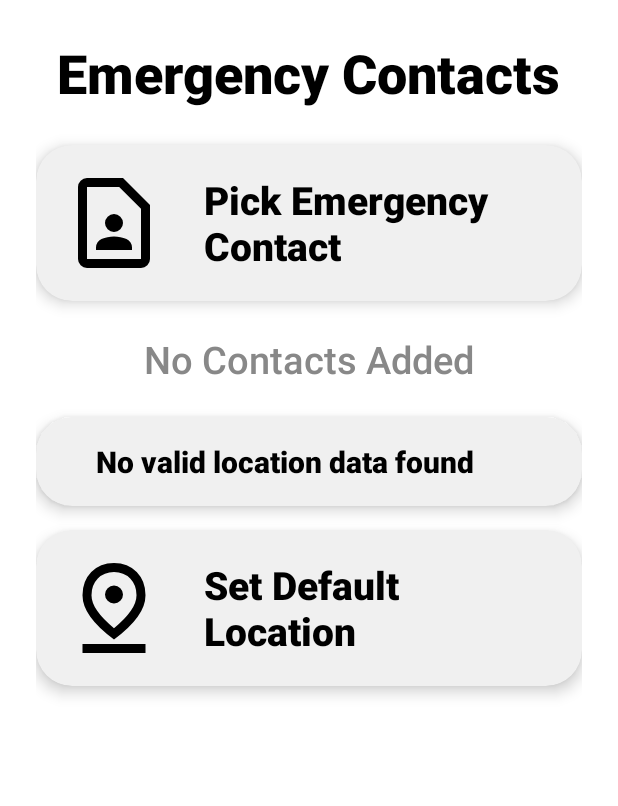
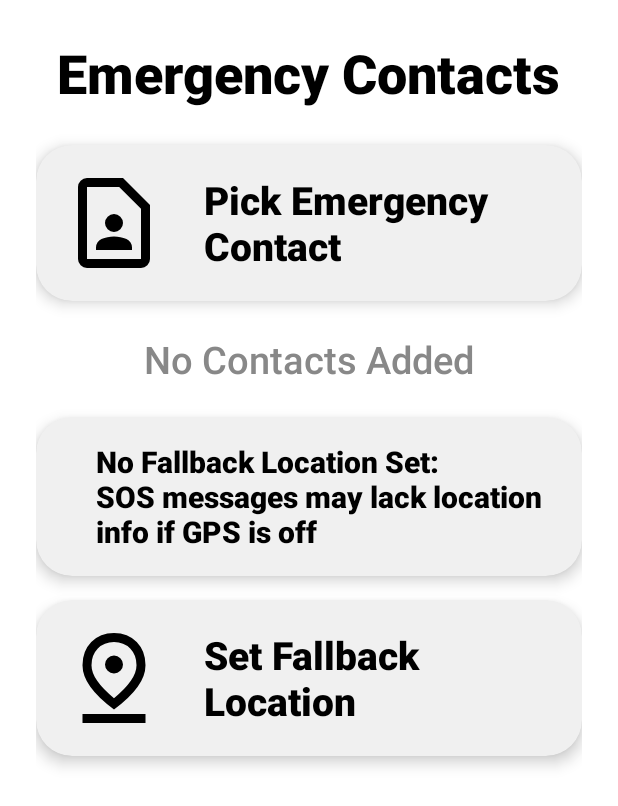
Before and after one commit to gamehackerever/android_app_elderCare_launcher, an Android app built with Jetpack Compose: the EditContactsAct screen opened directly, with no data from a screen before it, on a phone screen of 412 x 824 dp. Shown: the top 806 px of the screen. Run offline under Robolectric (Android 15) with nearby library versions, the phone set to English and light mode, and no system bars.

Commit message:
app: Give better understanding about Default Location - Default location -> Fallback locaton - Fallback makes more sense - Don't hardcode the textView

```diff
--- a/app/src/main/java/com/srinand/induction/EditContactsAct.kt
+++ b/app/src/main/java/com/srinand/induction/EditContactsAct.kt
@@ -90,12 +90,19 @@ class EditContactsAct : AppCompatActivity() {
         val longitude = sharedPreferencesLocation.getFloat("longitude", 0.0f).toDouble()
 
         if (latitude != 0.0 && longitude != 0.0) {
-            // If valid location data is available, display it
-            locationText.text = "Default Location:\nLat=$latitude, Lon=$longitude"
+            locationText.text = """
+        Fallback Location for SOS Messages:
+        Lat=$latitude, Lon=$longitude
+        (Used when current location is unavailable or GPS is off)
+    """.trimIndent()
         } else {
-            locationText.text = "No valid location data found"
-            Toast.makeText(this, "No location data available", Toast.LENGTH_SHORT).show()
+            locationText.text = """
+        No Fallback Location Set:
+        SOS messages may lack location info if GPS is off
+    """.trimIndent()
+            Toast.makeText(this, "No fallback location available. Please set a default location.", Toast.LENGTH_SHORT).show()
         }
+
 
         // Initialize SharedPreferences for contacts
         sharedPreferences = getSharedPreferences("emergency_contacts", MODE_PRIVATE)
--- a/app/src/main/res/layout/activity_edit_contacts.xml
+++ b/app/src/main/res/layout/activity_edit_contacts.xml
@@ -106,7 +106,6 @@
                     android:id="@+id/locationText"
                     android:layout_width="wrap_content"
                     android:layout_height="wrap_content"
-                    android:text="Set Default Location"
                     android:textSize="20sp"
                     android:textStyle="bold"
                     android:textColor="#000000"
@@ -140,7 +139,7 @@
                 <TextView
                     android:layout_width="wrap_content"
                     android:layout_height="wrap_content"
-                    android:text="Set Default Location"
+                    android:text="Set Fallback Location"
                     android:textSize="26sp"
                     android:textStyle="bold"
                     android:textColor="#000000"
```
